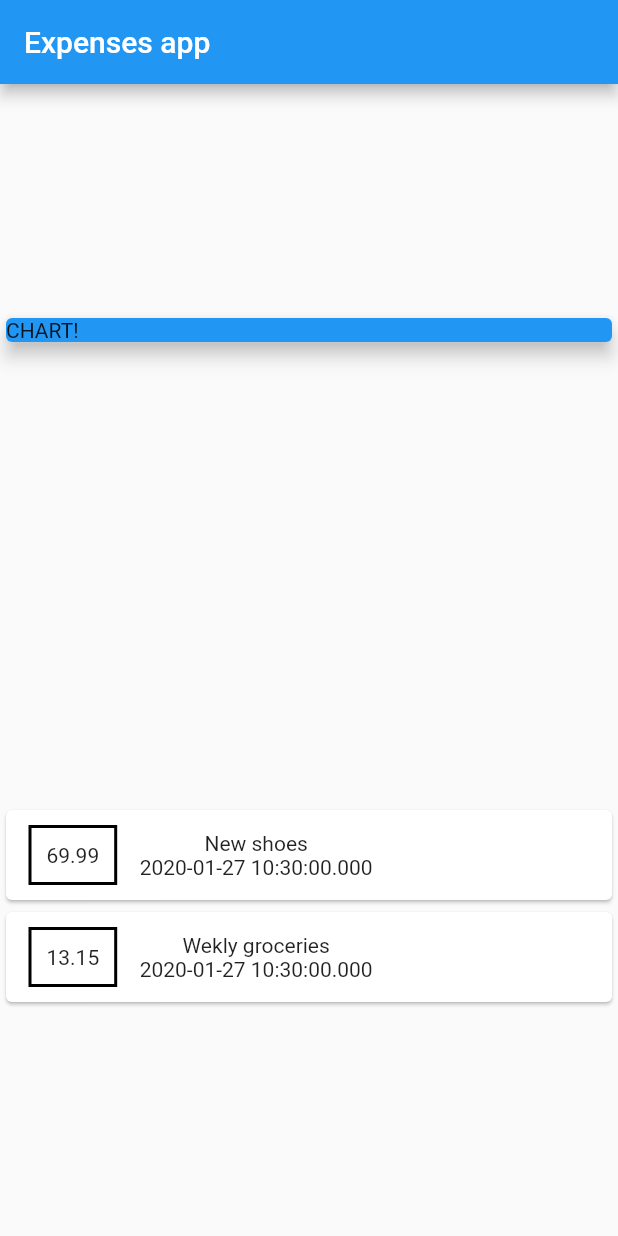
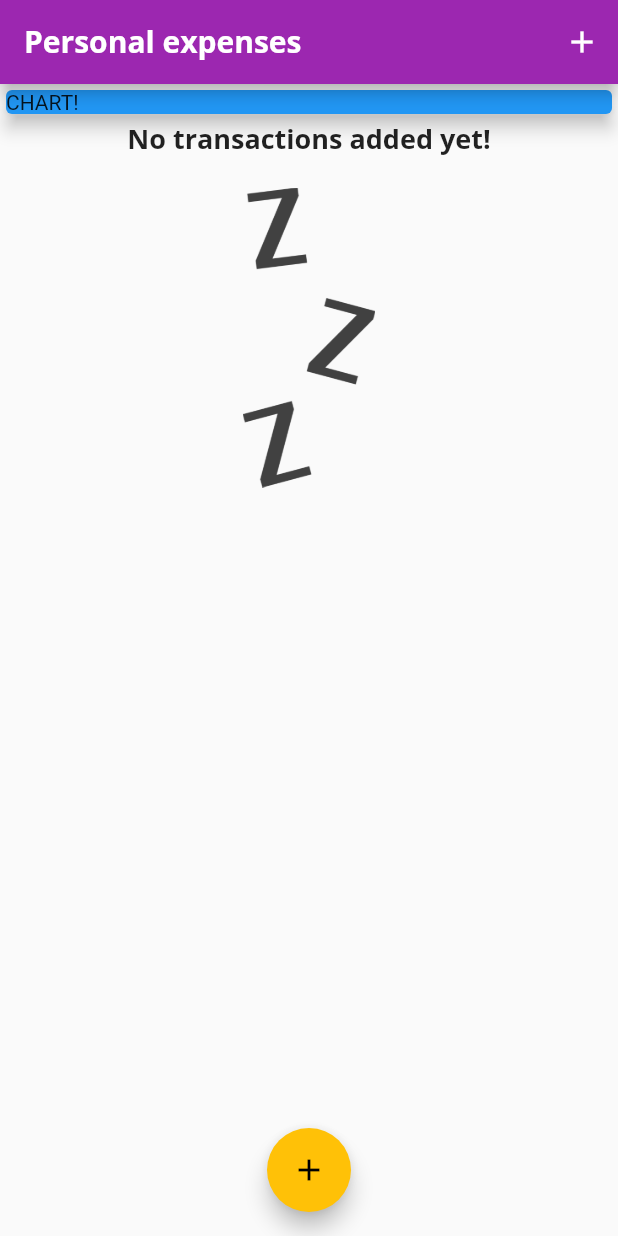
Before and after one commit to vileen/expenses_app, a Flutter app: the screen it shows after launch, on a phone screen of 412 x 824 dp. Run offline on Flutter 3.47's test engine with Material 2 defaults, Android fonts, the phone set to English and light mode, and no system bars.

Commit message:
add fonts, split to separate widgets, theming, styling

```diff
--- a/lib/main.dart
+++ b/lib/main.dart
@@ -1,6 +1,8 @@
 import 'package:flutter/material.dart';
 
-import 'transaction.dart';
+import 'models/transaction.dart';
+import 'widgets/transaction_list.dart';
+import 'widgets/new_transaction.dart';
 
 void main() => runApp(MyApp());
 
@@ -9,32 +11,87 @@ class MyApp extends StatelessWidget {
   @override
   Widget build(BuildContext context) {
     return MaterialApp(
-      title: 'Expenses App',
+      title: 'Personal expenses',
+      theme: ThemeData(
+        primarySwatch: Colors.purple,
+        accentColor: Colors.amber,
+        fontFamily: 'Quicksand',
+        textTheme: ThemeData.light().textTheme.copyWith(
+              title: TextStyle(
+                fontFamily: 'OpenSans',
+                fontWeight: FontWeight.bold,
+                fontSize: 18,
+              ),
+            ),
+        appBarTheme: AppBarTheme(
+          textTheme: ThemeData.light().textTheme.copyWith(
+                title: TextStyle(
+                  fontFamily: 'OpenSans',
+                  fontSize: 20,
+                  fontWeight: FontWeight.bold,
+                ),
+              ),
+        ),
+      ),
       home: MyHomePage(),
     );
   }
 }
 
-class MyHomePage extends StatelessWidget {
-  final List<Transaction> transactions = [
-    Transaction(
-        id: 't1', title: 'New shoes', amount: 69.99, date: DateTime.now()),
-    Transaction(
-        id: 't2', title: 'Wekly groceries', amount: 13.15, date: DateTime.now())
+class MyHomePage extends StatefulWidget {
+  @override
+  _MyHomePageState createState() => _MyHomePageState();
+}
+
+class _MyHomePageState extends State<MyHomePage> {
+  final List<Transaction> _userTransactions = [
+//    Transaction(
+//        id: 't1', title: 'New shoes', amount: 69.99, date: DateTime.now()),
+//    Transaction(
+//        id: 't2', title: 'Wekly groceries', amount: 13.15, date: DateTime.now())
   ];
+
+  void _addNewTransaction(String txTitle, double txAmount) {
+    final newTx = Transaction(
+        title: txTitle,
+        amount: txAmount,
+        date: DateTime.now(),
+        id: DateTime.now().toString());
+
+    setState(() {
+      _userTransactions.add(newTx);
+    });
+  }
+
+  void _startAddNewTransaction(BuildContext ctx) {
+    showModalBottomSheet(
+        context: ctx,
+        builder: (_) {
+          return GestureDetector(
+            onTap: () {},
+            child: NewTransaction(_addNewTransaction),
+            behavior: HitTestBehavior.opaque,
+          );
+        });
+  }
 
   @override
   Widget build(BuildContext context) {
     // TODO: implement build
     return Scaffold(
       appBar: AppBar(
-        title: Text('Expenses app'),
+        title: Text('Personal expenses'),
+        actions: <Widget>[
+          IconButton(
+            icon: Icon(Icons.add),
+            onPressed: () => _startAddNewTransaction(context),
+          )
+        ],
       ),
-      body: Column(
-        // takes the width of the child
-        mainAxisAlignment: MainAxisAlignment.spaceAround,
-        // because the other Card takes all the space available, Column also expands and therefore second card can take that space as well
-        crossAxisAlignment: CrossAxisAlignment.stretch,
+      body: SingleChildScrollView(
+        child: Column(
+//         takes the width of the child
+//         mainAxisAlignment: MainAxisAlignment.start, // start is a default
           children: <Widget>[
             // container so that width control would be possible
             Container(
@@ -45,35 +102,14 @@ class MyHomePage extends StatelessWidget {
                 elevation: 5,
               ),
             ),
-          Column(
-            children: transactions.map((tx) {
-              return Card(
-                child: Row(
-                  children: <Widget>[
-                    Container(
-                      margin: EdgeInsets.symmetric(
-                        vertical: 10,
-                        horizontal: 15,
-                      ),
-                      decoration: BoxDecoration(
-                          border: Border.all(color: Colors.black, width: 2)),
-                      padding: EdgeInsets.all(10),
-                      child: Text(
-                        tx.amount.toString(),
+            TransactionList(_userTransactions),
+          ],
         ),
       ),
-                    Column(
-                      children: <Widget>[
-                        Text(tx.title),
-                        Text(tx.date.toString()),
-                      ],
-                    )
-                  ],
-                ),
-              );
-            }).toList(),
-          ),
-        ],
+      floatingActionButtonLocation: FloatingActionButtonLocation.centerFloat,
+      floatingActionButton: FloatingActionButton(
+        child: Icon(Icons.add),
+        onPressed: () => _startAddNewTransaction(context),
       ),
     );
   }
--- /dev/null
+++ b/lib/widgets/transaction_list.dart
@@ -0,0 +1,86 @@
+import 'package:flutter/material.dart';
+import 'package:intl/intl.dart';
+
+import '../models/transaction.dart';
+
+class TransactionList extends StatelessWidget {
+  final List<Transaction> transactions;
+
+  TransactionList(this.transactions);
+
+  @override
+  Widget build(BuildContext context) {
+    return Container(
+      height: 400,
+      // use ListView.builder for very long lists and simple ListView for other cases
+      child: transactions.isEmpty
+          ? Column(
+              children: <Widget>[
+                Text(
+                  'No transactions added yet!',
+                  style: Theme.of(context).textTheme.title,
+                ),
+                SizedBox( // widget used as separator
+                  height: 20,
+                ),
+                Container(
+                  height: 200,
+                  child: Image.asset(
+                    'assets/images/waiting.png',
+                    // it should take the boundaries of the parent and fit the image to fit
+                    // but Column just takes all the width it can take
+                    // wrapping it with Container is the solution
+                    fit: BoxFit.cover,
+                  ),
+                ),
+              ],
+            )
+          : ListView.builder(
+              itemBuilder: (ctx, index) {
+                return Card(
+                  child: Row(
+                    children: <Widget>[
+                      Container(
+                        margin: EdgeInsets.symmetric(
+                          vertical: 10,
+                          horizontal: 15,
+                        ),
+                        decoration: BoxDecoration(
+                            border: Border.all(
+                                color: Theme.of(context).primaryColor,
+                                width: 2)),
+                        padding: EdgeInsets.all(10),
+                        child: Text(
+                          '\$${transactions[index].amount.toStringAsFixed(2)}',
+                          style: TextStyle(
+                            fontWeight: FontWeight.bold,
+                            fontSize: 20,
+                            color: Theme.of(context).primaryColor,
+                          ),
+                        ),
+                      ),
+                      Column(
+                        crossAxisAlignment: CrossAxisAlignment.start,
+                        children: <Widget>[
+                          Text(
+                            transactions[index].title,
+                            style: Theme.of(context).textTheme.title,
+                          ),
+                          Text(
+                            DateFormat.yMMMd().format(transactions[index].date),
+                            style: TextStyle(
+                              color: Colors.grey,
+                            ),
+                          ),
+                        ],
+                      )
+                    ],
+                  ),
+                );
+              },
+//      child: ListView(
+              itemCount: transactions.length,
+            ),
+    );
+  }
+}
```
Also changed, not shown: lib/widgets/new_transaction.dart (added, +65 -0 lines), pubspec.yaml (+14 -8 lines), assets/fonts/OpenSans-Bold.ttf (added), assets/fonts/OpenSans-Regular.ttf (added), assets/fonts/Quicksand-Bold.ttf (added), assets/fonts/Quicksand-Light.ttf (added), assets/fonts/Quicksand-Medium.ttf (added), assets/fonts/Quicksand-Regular.ttf (added), assets/images/waiting.png (added), lib/models/transaction.dart (renamed from lib/transaction.dart), pubspec.lock. Lines whose indentation alone changed are shown as unchanged.
